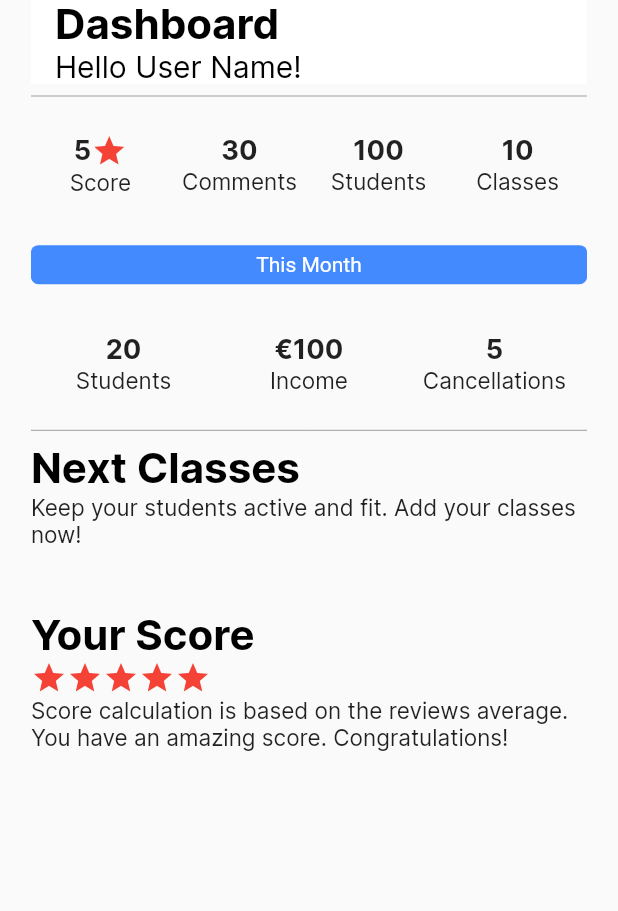
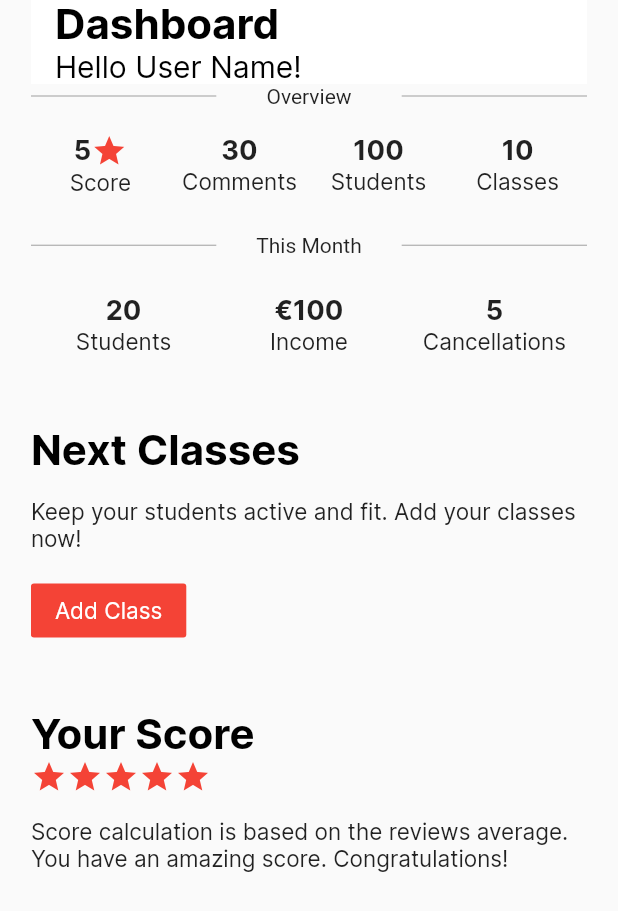
Before and after one commit to Gratski/vf_mobile_professors, a Flutter app: the screen it shows after launch, on a phone screen of 412 x 824 dp. Shown: the top 911 px of the screen. Run offline on Flutter 3.47's test engine with Material 2 defaults, Android fonts, the phone set to English and light mode, and no system bars.

Commit message:
added missing view elems to Dashboard View

```diff
--- a/lang/en.json
+++ b/lang/en.json
@@ -3,7 +3,7 @@
   "DASHBOARD_HEADER_TOP": "Dashboard",
   "DASHBOARD_HEADER_NEXT_CLASSES": "Next Classes",
   "DASHBOARD_HEADER_CLASSIFICATIONS": "Your Score",
-
+  "DASHBOARD_HIT_CLASS": "YOUR HIT",
   "DASHBOARD_RATE": "Score",
   "DASHBOARD_NUMBER_OF_COMMENTS": "Comments",
   "DASHBOARD_NUMBER_OF_STUDENTS": "Students",
--- a/lang/pt.json
+++ b/lang/pt.json
@@ -2,6 +2,7 @@
   "DASHBOARD_HEADER_TOP": "Dashboard",
   "DASHBOARD_HEADER_NEXT_CLASSES": "",
   "DASHBOARD_HEADER_CLASSIFICATIONS": "",
+  "DASHBOARD_HIT_CLASS": "AULA HIT",
   "DASHBOARD_RATE": "",
   "DASHBOARD_NUMBER_OF_COMMENTS": "",
   "DASHBOARD_NUMBER_OF_STUDENTS": "",
--- a/lib/localization/dashboard/dashboard_locales.dart
+++ b/lib/localization/dashboard/dashboard_locales.dart
@@ -2,6 +2,8 @@ class DashboardConstants {
   static const String HEADER = "DASHBOARD_HEADER_TOP";
   static const String HEADER_NEXT_CLASSES = "DASHBOARD_HEADER_NEXT_CLASSES";
   static const String HEADER_CLASSIFICATIONS = "DASHBOARD_HEADER_CLASSIFICATIONS";
+
+  static const String HIT_CLASS = "DASHBOARD_HIT_CLASS";
 
   static const String STATS_RATE = "DASHBOARD_RATE";
   static const String STATS_NUMBER_OF_COMMENTS = "DASHBOARD_NUMBER_OF_COMMENTS";
--- a/lib/screens/dashboard.dart
+++ b/lib/screens/dashboard.dart
@@ -2,7 +2,8 @@ import 'package:flutter/material.dart';
 import 'package:professors/localization/dashboard/app_localization.dart';
 import 'package:professors/styles/colors.dart';
 import 'package:professors/widgets/text/text.builder.dart';
-import 'package:professors/localization/dashboard/dashboard_locales.dart' as TRANSLATIONS;
+import 'package:professors/localization/dashboard/dashboard_locales.dart'
+    as TRANSLATIONS;
 
 class DashboardScreen extends StatelessWidget {
   @override
@@ -21,11 +22,9 @@ class DashboardScreen extends StatelessWidget {
                   text: TextSpan(
                       style: TextStyle(color: Colors.black),
                       children: <TextSpan>[
-                    TextsBuilder.h1BoldSpan(
-                        AppLocalizations.of(context).translate(TRANSLATIONS.DashboardConstants.HEADER)),
-                    TextsBuilder.h3LightSpan('\n' +
-                        'Hello' +
-                        ' User Name!'),
+                        TextsBuilder.h1BoldSpan(AppLocalizations.of(context)
+                            .translate(TRANSLATIONS.DashboardConstants.HEADER)),
+                        TextsBuilder.h3LightSpan('\n' + 'Hello' + ' User Name!'),
                       ]),
                 ),
                 centerTitle: false,
@@ -34,10 +33,27 @@ class DashboardScreen extends StatelessWidget {
                 child: SafeArea(
                     child: Column(
                   children: <Widget>[
-                Divider(
+
+                    Row(
+                      children: <Widget>[
+                        Expanded(
+                          flex: 2,
+                          child: Divider(
                             color: Colors.grey,
                           ),
-
+                        ),
+                        Expanded(
+                          flex: 2,
+                          child: Text("Overview", textAlign: TextAlign.center,),
+                        ),
+                        Expanded(
+                          flex: 2,
+                          child: Divider(
+                            color: Colors.grey,
+                          ),
+                        ),
+                      ],
+                    ),
                     /// STATISTICS TOTAL
                     Container(
                       margin: EdgeInsets.only(
@@ -60,7 +76,8 @@ class DashboardScreen extends StatelessWidget {
                                   ],
                                 ),
                                 TextsBuilder.regularText(
-                                AppLocalizations.of(context).translate(TRANSLATIONS.DashboardConstants.STATS_RATE))
+                                    AppLocalizations.of(context).translate(
+                                        TRANSLATIONS.DashboardConstants.STATS_RATE))
                               ],
                             ),
                           ),
@@ -75,7 +92,9 @@ class DashboardScreen extends StatelessWidget {
                                   children: <Widget>[TextsBuilder.h3Bold('30')],
                                 ),
                                 TextsBuilder.regularText(
-                                AppLocalizations.of(context).translate(TRANSLATIONS.DashboardConstants.STATS_NUMBER_OF_COMMENTS))
+                                    AppLocalizations.of(context).translate(
+                                        TRANSLATIONS.DashboardConstants
+                                            .STATS_NUMBER_OF_COMMENTS))
                               ],
                             ),
                           ),
@@ -90,7 +109,9 @@ class DashboardScreen extends StatelessWidget {
                                   children: <Widget>[TextsBuilder.h3Bold('100')],
                                 ),
                                 TextsBuilder.regularText(
-                                AppLocalizations.of(context).translate(TRANSLATIONS.DashboardConstants.STATS_NUMBER_OF_STUDENTS))
+                                    AppLocalizations.of(context).translate(
+                                        TRANSLATIONS.DashboardConstants
+                                            .STATS_NUMBER_OF_STUDENTS))
                               ],
                             ),
                           ),
@@ -105,7 +126,9 @@ class DashboardScreen extends StatelessWidget {
                                   children: <Widget>[TextsBuilder.h3Bold('10')],
                                 ),
                                 TextsBuilder.regularText(
-                                AppLocalizations.of(context).translate(TRANSLATIONS.DashboardConstants.STATS_NUMBER_OF_CLASSES))
+                                    AppLocalizations.of(context).translate(
+                                        TRANSLATIONS.DashboardConstants
+                                            .STATS_NUMBER_OF_CLASSES))
                               ],
                             ),
                           )
@@ -113,23 +136,29 @@ class DashboardScreen extends StatelessWidget {
                       ),
                     ),
 
-                /// STATISTICS CURRENT MONTH DIVIDER
+                    /// DIVIDER
                     Container(
-                  margin: EdgeInsets.only(
-                      top: MediaQuery.of(context).size.height * 0.04,
-                      bottom: MediaQuery.of(context).size.height * 0.04),
-                  width: MediaQuery.of(context).size.width * 0.90,
-                  child: Padding(
-                    padding: EdgeInsets.all(5),
-                    child: Text(
-                      'This Month',
-                      style: TextStyle(color: Colors.white),
-                      textAlign: TextAlign.center,
+                      margin: EdgeInsets.only(top: 25.0, bottom: 25.0),
+                      child: Row(
+                        children: <Widget>[
+                          Expanded(
+                            flex: 2,
+                            child: Divider(
+                              color: Colors.grey,
                             ),
                           ),
-                  decoration: BoxDecoration(
-                      color: AppColors.appGreen,
-                      borderRadius: BorderRadius.circular(5)),
+                          Expanded(
+                            flex: 2,
+                            child: Text("This Month", textAlign: TextAlign.center,),
+                          ),
+                          Expanded(
+                            flex: 2,
+                            child: Divider(
+                              color: Colors.grey,
+                            ),
+                          ),
+                        ],
+                      ),
                     ),
 
                     /// STATISTICS CURRENT MONTH
@@ -148,7 +177,9 @@ class DashboardScreen extends StatelessWidget {
                                   children: <Widget>[TextsBuilder.h3Bold('20')],
                                 ),
                                 TextsBuilder.regularText(
-                                AppLocalizations.of(context).translate(TRANSLATIONS.DashboardConstants.STATS_NUMBER_OF_STUDENTS))
+                                    AppLocalizations.of(context).translate(
+                                        TRANSLATIONS.DashboardConstants
+                                            .STATS_NUMBER_OF_STUDENTS))
                               ],
                             ),
                           ),
@@ -163,7 +194,9 @@ class DashboardScreen extends StatelessWidget {
                                   children: <Widget>[TextsBuilder.h3Bold('€100')],
                                 ),
                                 TextsBuilder.regularText(
-                                AppLocalizations.of(context).translate(TRANSLATIONS.DashboardConstants.STATS_INCOME))
+                                    AppLocalizations.of(context).translate(
+                                        TRANSLATIONS
+                                            .DashboardConstants.STATS_INCOME))
                               ],
                             ),
                           ),
@@ -178,7 +211,9 @@ class DashboardScreen extends StatelessWidget {
                                   children: <Widget>[TextsBuilder.h3Bold('5')],
                                 ),
                                 TextsBuilder.regularText(
-                                AppLocalizations.of(context).translate(TRANSLATIONS.DashboardConstants.STATS_CANCELLATIONS_NUMBER))
+                                    AppLocalizations.of(context).translate(
+                                        TRANSLATIONS.DashboardConstants
+                                            .STATS_CANCELLATIONS_NUMBER))
                               ],
                             ),
                           ),
@@ -186,12 +221,9 @@ class DashboardScreen extends StatelessWidget {
                       ),
                     ),
 
-                Divider(
-                  color: Colors.grey,
-                ),
-
                     /// NEXT CLASSES
                     Container(
+                      margin: EdgeInsets.only(top: 30.0),
                       child: Column(
                         crossAxisAlignment: CrossAxisAlignment.start,
                         children: <Widget>[
@@ -201,17 +233,38 @@ class DashboardScreen extends StatelessWidget {
                                 style: TextStyle(color: Colors.black),
                                 children: <TextSpan>[
                                   TextsBuilder.h1BoldSpan(
-                                  AppLocalizations.of(context).translate(TRANSLATIONS.DashboardConstants.HEADER_NEXT_CLASSES))
+                                      AppLocalizations.of(context).translate(
+                                          TRANSLATIONS.DashboardConstants
+                                              .HEADER_NEXT_CLASSES))
                                 ]),
                           ),
-                      TextsBuilder.regularText(AppLocalizations.of(context).translate(TRANSLATIONS.DashboardConstants.NEXT_CLASSES_NOT_FOUND_TEXT))
+                          Container(
+                              margin: EdgeInsets.only(top: 15.0),
+                              child: TextsBuilder.regularText(
+                                  AppLocalizations.of(context).translate(
+                                      TRANSLATIONS.DashboardConstants
+                                          .NEXT_CLASSES_NOT_FOUND_TEXT))),
+
+                          ///BUTTON TO ADD CLASS
+                          Container(
+                            margin: EdgeInsets.only(top: 15.0),
+                            child: FlatButton(
+                                color: Colors.red,
+                                textColor: Colors.white,
+                                onPressed: () {},
+                                child: TextsBuilder.regularText(
+                                    AppLocalizations.of(context).translate(
+                                        TRANSLATIONS.DashboardConstants
+                                            .NEXT_CLASSES_CREATE_CLASS_BUTTON)),),
+                          ),
                         ],
                       ),
                     ),
 
                     /// YOUR CLASSIFICATION
                     Container(
-                  margin: EdgeInsets.only(top: MediaQuery.of(context).size.height * 0.05),
+                        margin: EdgeInsets.only(
+                            top: MediaQuery.of(context).size.height * 0.05),
                         child: Column(
                           crossAxisAlignment: CrossAxisAlignment.start,
                           children: <Widget>[
@@ -221,7 +274,9 @@ class DashboardScreen extends StatelessWidget {
                                   style: TextStyle(color: Colors.black),
                                   children: <TextSpan>[
                                     TextsBuilder.h1BoldSpan(
-                                AppLocalizations.of(context).translate(TRANSLATIONS.DashboardConstants.HEADER_CLASSIFICATIONS))
+                                        AppLocalizations.of(context).translate(
+                                            TRANSLATIONS.DashboardConstants
+                                                .HEADER_CLASSIFICATIONS))
                                   ]),
                             ),
                             Row(
@@ -248,7 +303,12 @@ class DashboardScreen extends StatelessWidget {
                                 )
                               ],
                             ),
-                    TextsBuilder.regularText(AppLocalizations.of(context).translate(TRANSLATIONS.DashboardConstants.CLASSIFICATION_HIGH_TEXT))
+                            Container(
+                                margin: EdgeInsets.only(top: 15.0),
+                                child: TextsBuilder.regularText(
+                                    AppLocalizations.of(context).translate(
+                                        TRANSLATIONS.DashboardConstants
+                                            .CLASSIFICATION_HIGH_TEXT))),
                           ],
                         ))
                   ],
```
Lines whose indentation alone changed are shown as unchanged.
